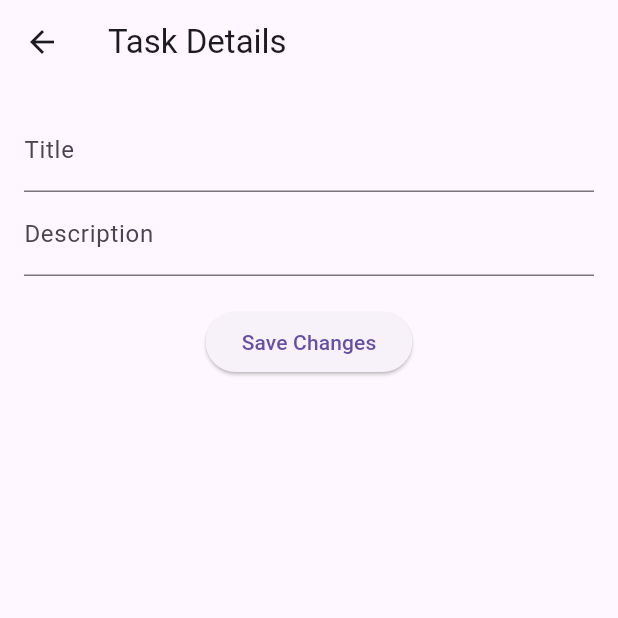
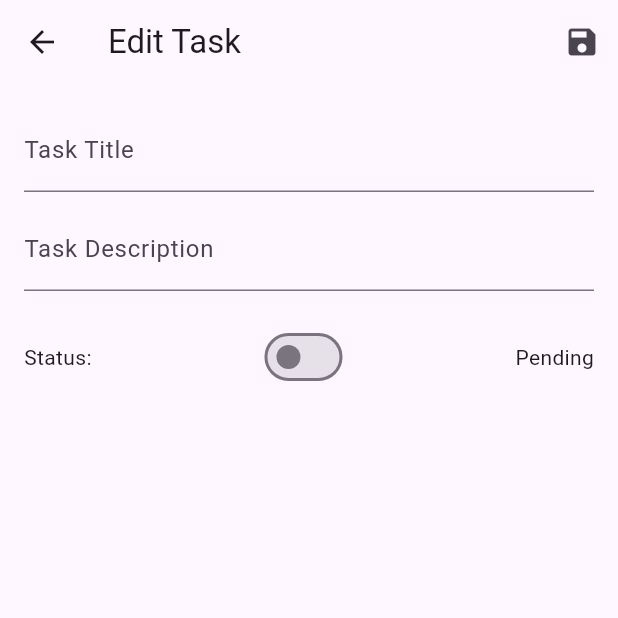
Before and after one commit to VijayaKumarHulliker/task_manager_application, a Flutter app: the TaskDetailScreen screen opened directly with empty values, on a phone screen of 412 x 824 dp, the top half of it. Run offline on Flutter 3.47's test engine with Material 3 defaults, Android fonts, the phone set to English and light mode, and no system bars; our stand-ins replace flutter_riverpod, hive, hive_flutter, sqflite; accounts and stored records are empty.

Commit message:
improved UI

```diff
--- a/lib/views/task_detail_screen.dart
+++ b/lib/views/task_detail_screen.dart
@@ -2,7 +2,6 @@ import 'package:flutter/material.dart';
 import 'package:flutter_riverpod/flutter_riverpod.dart';
 import 'package:task_manager_app/viewmodels/task_provider.dart';
 import '../models/task_model.dart';
-
 
 class TaskDetailScreen extends ConsumerWidget {
   final Task task;
@@ -15,37 +14,62 @@ class TaskDetailScreen extends ConsumerWidget {
 
     return Scaffold(
       appBar: AppBar(
-        title: const Text('Task Details'),
+        title: const Text("Edit Task"),
+        actions: [
+          IconButton(
+            icon: const Icon(Icons.save),
+            onPressed: () {
+              final updatedTask = Task(
+                id: task.id,
+                title: titleController.text,
+                description: descriptionController.text,
+                isCompleted: task.isCompleted,
+                createdAt: task.createdAt,
+              );
+
+              ref.read(taskProvider.notifier).updateTask(updatedTask);
+
+              Navigator.pop(context);
+            },
+          ),
+        ],
       ),
       body: Padding(
         padding: const EdgeInsets.all(16.0),
         child: Column(
+          crossAxisAlignment: CrossAxisAlignment.start,
           children: [
             TextField(
               controller: titleController,
-              decoration: const InputDecoration(labelText: 'Title'),
+              decoration: const InputDecoration(labelText: 'Task Title'),
             ),
+            const SizedBox(height: 10),
             TextField(
               controller: descriptionController,
-              decoration: const InputDecoration(labelText: 'Description'),
+              decoration: const InputDecoration(labelText: 'Task Description'),
             ),
             const SizedBox(height: 20),
-            ElevatedButton(
-              onPressed: () {
-                final updatedTask = Task(
-                  id: task.id,
-                  title: titleController.text,
-                  description: descriptionController.text,
-                  isCompleted: task.isCompleted,
-                  createdAt: task.createdAt,
-                );
+            Row(
+              mainAxisAlignment: MainAxisAlignment.spaceBetween,
+              children: [
+                const Text("Status:"),
+                Switch(
+                  value: task.isCompleted,
+                  onChanged: (bool value) {
+                    final updatedTask = Task(
+                      id: task.id,
+                      title: titleController.text,
+                      description: descriptionController.text,
+                      isCompleted: value,
+                      createdAt: task.createdAt,
+                    );
 
 
-                ref.read(taskProvider.notifier).updateTask(updatedTask);
-
-                Navigator.pop(context);
-              },
-              child: const Text('Save Changes'),
+                    ref.read(taskProvider.notifier).updateTask(updatedTask);
+                  },
+                ),
+                Text(task.isCompleted ? "Completed" : "Pending"),
+              ],
             ),
           ],
         ),
```
Also changed, not shown: lib/views/home_screen.dart (+75 -51 lines).
